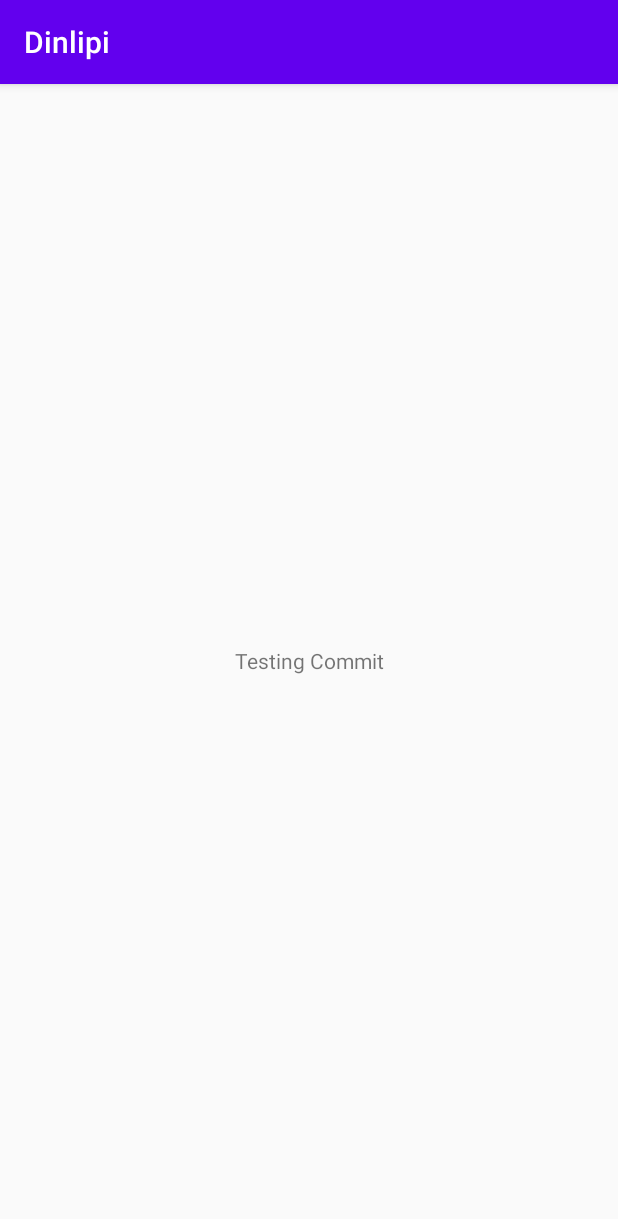
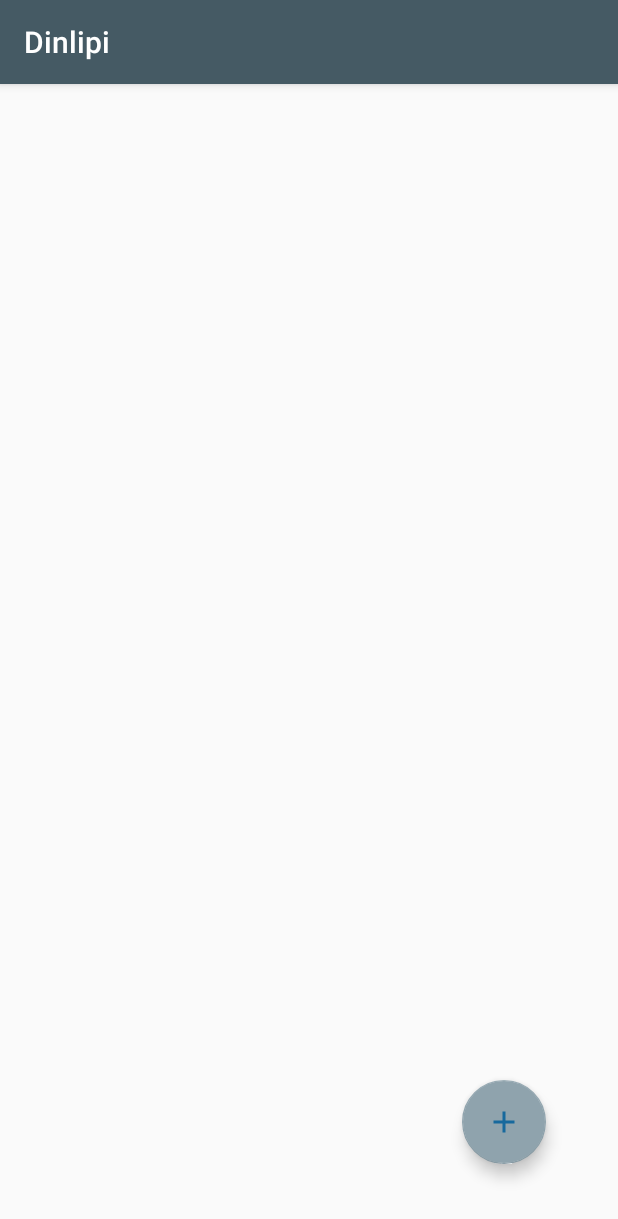
Before and after one commit to srizan-git/dinlipi, an Android app: the screen it shows after launch (MainActivity), on a phone screen of 412 x 824 dp. Shown: the top 1219 px of the screen. Run offline under Robolectric (Android 15) with nearby library versions, the phone set to English and light mode, and no system bars.

Commit message:
2nd commit

```diff
--- a/app/build.gradle
+++ b/app/build.gradle
@@ -26,6 +26,7 @@ dependencies {
     implementation fileTree(dir: "libs", include: ["*.jar"])
     implementation 'androidx.appcompat:appcompat:1.1.0'
     implementation 'androidx.constraintlayout:constraintlayout:1.1.3'
+    implementation 'com.google.android.material:material:1.2.1'
     testImplementation 'junit:junit:4.12'
     androidTestImplementation 'androidx.test.ext:junit:1.1.1'
     androidTestImplementation 'androidx.test.espresso:espresso-core:3.2.0'
--- a/app/src/main/AndroidManifest.xml
+++ b/app/src/main/AndroidManifest.xml
@@ -9,6 +9,7 @@
         android:roundIcon="@mipmap/ic_launcher_round"
         android:supportsRtl="true"
         android:theme="@style/AppTheme">
+        <activity android:name=".EditorActivity"></activity>
         <activity android:name=".MainActivity">
             <intent-filter>
                 <action android:name="android.intent.action.MAIN" />
--- a/app/src/main/java/com/srizan/dinlipi/MainActivity.java
+++ b/app/src/main/java/com/srizan/dinlipi/MainActivity.java
@@ -2,13 +2,31 @@ package com.srizan.dinlipi;
 
 import androidx.appcompat.app.AppCompatActivity;
 
+import android.content.Intent;
 import android.os.Bundle;
+import android.view.View;
+
+import com.google.android.material.floatingactionbutton.FloatingActionButton;
+import com.google.android.material.snackbar.Snackbar;
 
 public class MainActivity extends AppCompatActivity {
+
+
+    //Comment
 
     @Override
     protected void onCreate(Bundle savedInstanceState) {
         super.onCreate(savedInstanceState);
         setContentView(R.layout.activity_main);
+
+        FloatingActionButton fab = findViewById(R.id.fab);
+
+        fab.setOnClickListener(new View.OnClickListener() {
+            @Override
+            public void onClick(View view) {
+                Intent intent = new Intent(MainActivity.this,EditorActivity.class);
+                startActivity(intent);
+            }
+        });
     }
 }
--- /dev/null
+++ b/app/src/main/res/drawable/ic_add.xml
@@ -0,0 +1,5 @@
+<vector android:height="64dp" android:tint="#17699D"
+    android:viewportHeight="24" android:viewportWidth="24"
+    android:width="64dp" xmlns:android="http://schemas.android.com/apk/res/android">
+    <path android:fillColor="@android:color/white" android:pathData="M19,13h-6v6h-2v-6H5v-2h6V5h2v6h6v2z"/>
+</vector>
--- a/app/src/main/res/layout/activity_main.xml
+++ b/app/src/main/res/layout/activity_main.xml
@@ -6,13 +6,26 @@
     android:layout_height="match_parent"
     tools:context=".MainActivity">
 
-    <TextView
+
+
+
+
+    <com.google.android.material.floatingactionbutton.FloatingActionButton
+        android:id="@+id/fab"
         android:layout_width="wrap_content"
         android:layout_height="wrap_content"
-        android:text="Testing Commit"
+
+        android:layout_marginEnd="48dp"
+        android:layout_marginBottom="48dp"
+
+        android:clickable="true"
         app:layout_constraintBottom_toBottomOf="parent"
-        app:layout_constraintLeft_toLeftOf="parent"
-        app:layout_constraintRight_toRightOf="parent"
-        app:layout_constraintTop_toTopOf="parent" />
+        app:layout_constraintEnd_toEndOf="parent"
+
+        app:srcCompat="@drawable/ic_add"
+
+        />
+
+
 
 </androidx.constraintlayout.widget.ConstraintLayout>
--- a/app/src/main/res/values/colors.xml
+++ b/app/src/main/res/values/colors.xml
@@ -1,6 +1,11 @@
 <?xml version="1.0" encoding="utf-8"?>
 <resources>
-    <color name="colorPrimary">#6200EE</color>
-    <color name="colorPrimaryDark">#3700B3</color>
-    <color name="colorAccent">#03DAC5</color>
+    <color name="primaryColor">#455a64</color>
+    <color name="primaryLightColor">#718792</color>
+    <color name="primaryDarkColor">#1c313a</color>
+    <color name="secondaryColor">#8fa3ad</color>
+    <color name="secondaryLightColor">#bfd4df</color>
+    <color name="secondaryDarkColor">#61747e</color>
+    <color name="primaryTextColor">#ffffff</color>
+    <color name="secondaryTextColor">#000000</color>
 </resources>
--- a/app/src/main/res/values/strings.xml
+++ b/app/src/main/res/values/strings.xml
@@ -1,3 +1,4 @@
 <resources>
     <string name="app_name">Dinlipi</string>
+
 </resources>
--- a/app/src/main/res/values/styles.xml
+++ b/app/src/main/res/values/styles.xml
@@ -2,9 +2,9 @@
     <!-- Base application theme. -->
     <style name="AppTheme" parent="Theme.AppCompat.Light.DarkActionBar">
         <!-- Customize your theme here. -->
-        <item name="colorPrimary">@color/colorPrimary</item>
-        <item name="colorPrimaryDark">@color/colorPrimaryDark</item>
-        <item name="colorAccent">@color/colorAccent</item>
+        <item name="colorPrimary">@color/primaryColor</item>
+        <item name="colorPrimaryDark">@color/primaryDarkColor</item>
+        <item name="colorAccent">@color/secondaryColor</item>
     </style>
 
 </resources>
--- a/build.gradle
+++ b/build.gradle
@@ -5,7 +5,7 @@ buildscript {
         jcenter()
     }
     dependencies {
-        classpath "com.android.tools.build:gradle:4.0.1"
+        classpath 'com.android.tools.build:gradle:4.0.2'
 
         // NOTE: Do not place your application dependencies here; they belong
         // in the individual module build.gradle files
```
Also changed, not shown: app/src/main/java/com/srizan/dinlipi/EditorActivity.java (added, +14 -0 lines), app/src/main/res/layout/activity_editor.xml (added, +31 -0 lines), app/src/main/res/layout/list_notes.xml (added, +17 -0 lines).
